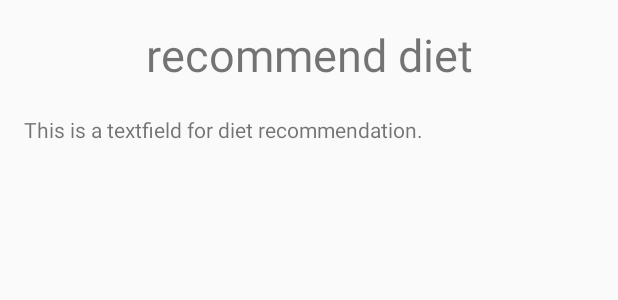
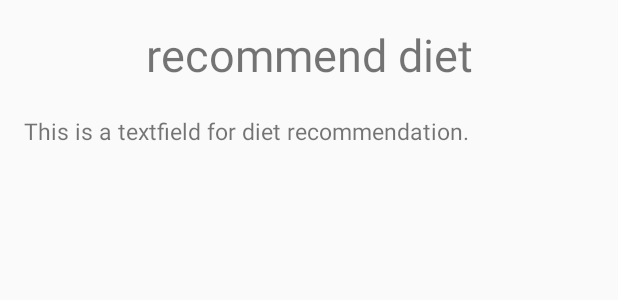
Before and after one commit to gyulrangdev/SeeSik-Android, an Android app: the layout activity_recommend.xml on its own in the app's theme, with its tools: preview values and no code run, on a phone screen of 412 x 824 dp. Shown: the top 300 px of the screen. Run offline under Robolectric (Android 15) with nearby library versions, the light colour scheme and no system bars.

Commit message:
ScrollView add in recommend And fix grammar error

```diff
--- a/app/src/main/res/layout/activity_recommend.xml
+++ b/app/src/main/res/layout/activity_recommend.xml
@@ -18,10 +18,17 @@
         android:textSize="30dp"
         android:gravity="center"/>
 
+    <ScrollView
+        android:layout_width="match_parent"
+        android:layout_height="match_parent"
+        android:layout_below="@+id/recommendTitle">
+
     <TextView
         android:layout_below="@id/recommendTitle"
         android:id="@+id/recommendContent"
         android:layout_width="match_parent"
         android:layout_height="match_parent"
-        android:text="This is a textfield for diet recommendation."/>
+        android:text="This is a textfield for diet recommendation."
+        android:textSize="15dp"/>
+    </ScrollView>
 </RelativeLayout>
```
Also changed, not shown: app/src/main/java/org/androidtown/myapplication/Recommend.java (+9 -9 lines).
